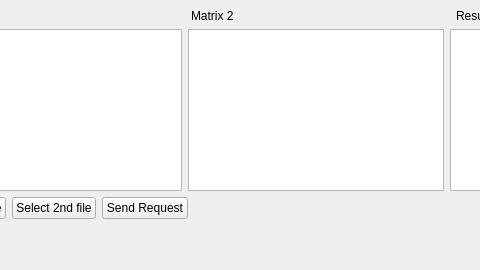
Old version of the form mainwindow.ui in the repository fumycat/raw; both pictures show x 83 to 563 and y 0 to 270 of the 807 by 270 pixel window.
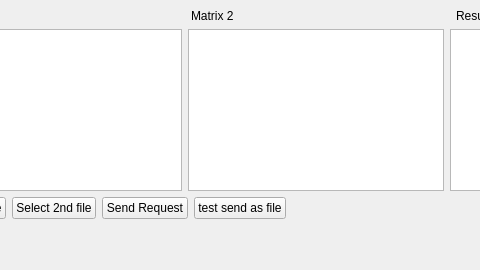
New version of the form.

```diff
--- a/mainwindow.ui
+++ b/mainwindow.ui
@@ -76,6 +76,13 @@
         </property>
        </widget>
       </item>
+      <item>
+       <widget class="QPushButton" name="pushButton_4">
+        <property name="text">
+         <string>test send as file</string>
+        </property>
+       </widget>
+      </item>
      </layout>
     </item>
     <item row="3" column="0">
```
